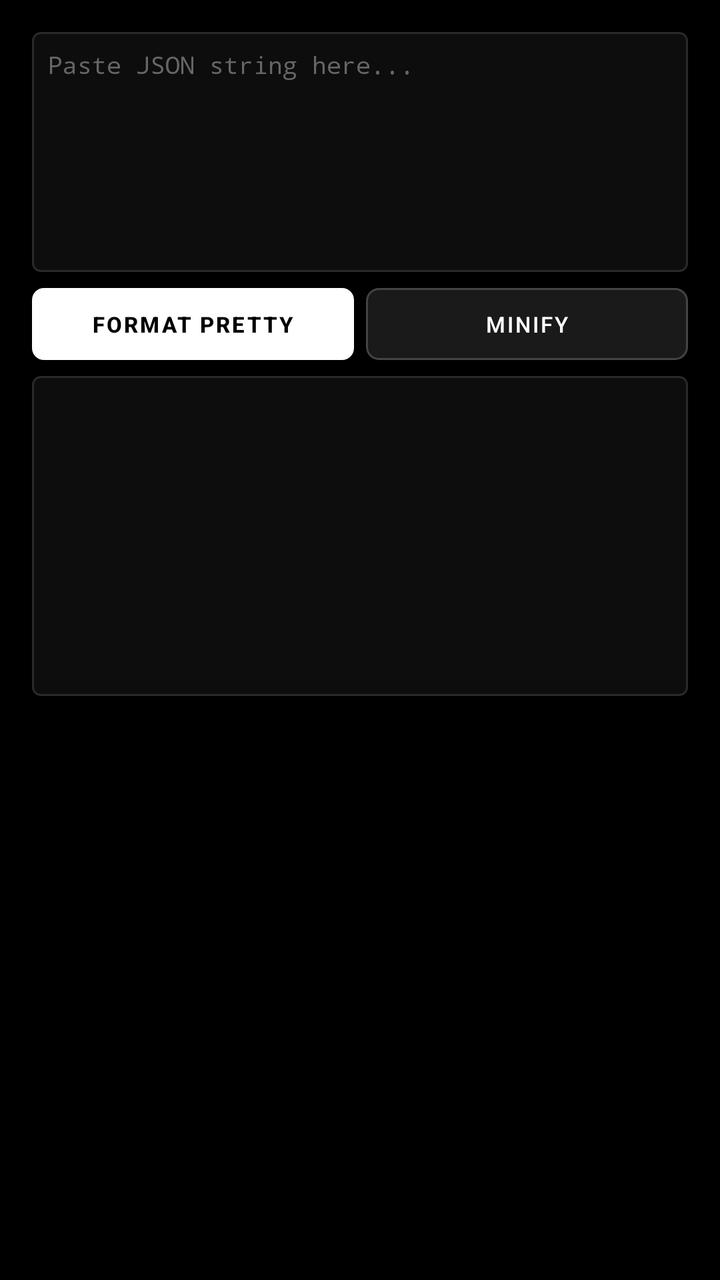
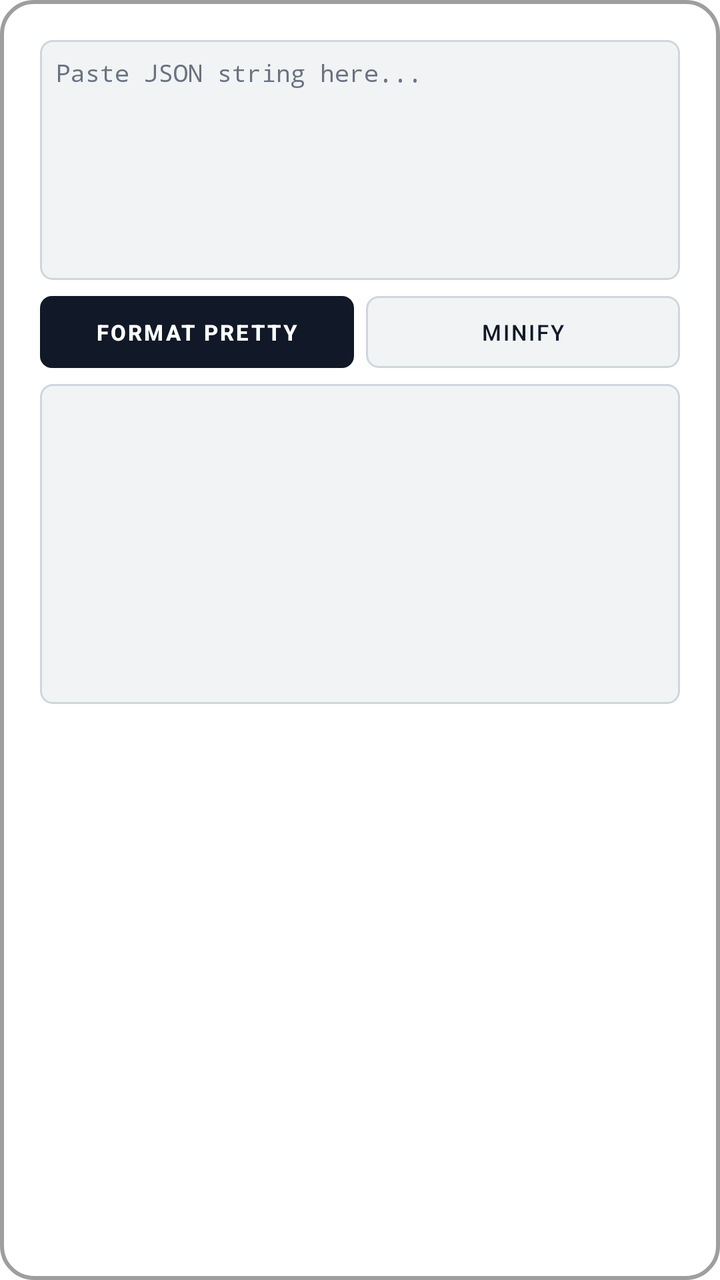

Before-and-after screenshots of an Android layout around one commit, followed by the original layout XML and the change that was made.
<!-- AndroidManifest.xml: application theme Theme.F12Browser -->
<!-- res/layout/dialog_tool_json.xml -->
<?xml version="1.0" encoding="utf-8"?>
<LinearLayout xmlns:android="http://schemas.android.com/apk/res/android"
    android:layout_width="match_parent"
    android:layout_height="wrap_content"
    android:orientation="vertical"
    android:padding="16dp"
    android:background="@color/bg_black">

    <EditText
        android:id="@+id/json_input"
        android:layout_width="match_parent"
        android:layout_height="120dp"
        android:background="@drawable/bg_code_box"
        android:hint="Paste JSON string here..."
        android:textColor="@color/text_primary"
        android:textColorHint="@color/text_tertiary"
        android:textSize="12sp"
        android:fontFamily="monospace"
        android:gravity="top"
        android:padding="8dp"
        android:inputType="textMultiLine" />

    <LinearLayout
        android:layout_width="match_parent"
        android:layout_height="wrap_content"
        android:orientation="horizontal"
        android:layout_marginTop="8dp"
        android:layout_marginBottom="8dp">

        <Button
            android:id="@+id/btn_json_format"
            android:layout_width="0dp"
            android:layout_height="36dp"
            android:layout_weight="1"
            android:background="@drawable/bg_button_white"
            android:text="FORMAT PRETTY"
            android:textColor="@color/bg_black"
            android:textSize="11sp"
            android:textStyle="bold"
            android:layout_marginEnd="6dp" />

        <Button
            android:id="@+id/btn_json_minify"
            android:layout_width="0dp"
            android:layout_height="36dp"
            android:layout_weight="1"
            android:background="@drawable/bg_button_dark"
            android:text="MINIFY"
            android:textColor="@color/text_primary"
            android:textSize="11sp" />
    </LinearLayout>

    <TextView
        android:id="@+id/json_output"
        android:layout_width="match_parent"
        android:layout_height="160dp"
        android:background="@drawable/bg_code_box"
        android:textColor="@color/text_primary"
        android:textSize="12sp"
        android:fontFamily="monospace"
        android:padding="8dp"
        android:scrollbars="vertical"
        android:textIsSelectable="true" />
</LinearLayout>
<!-- resources referenced by this layout -->
<resources>
  <color name="bg_black">#000000</color>
  <color name="text_primary">#FFFFFF</color>
  <color name="text_tertiary">#666666</color>
  <!-- drawable bg_button_dark (drawable) -->
  <ripple xmlns:android="http://schemas.android.com/apk/res/android"
      android:color="#33FFFFFF">
      <item>
          <shape android:shape="rectangle">
              <solid android:color="#1A1A1A" />
              <stroke android:width="1dp" android:color="#444444" />
              <corners android:radius="6dp" />
              <padding
                  android:left="12dp"
                  android:top="8dp"
                  android:right="12dp"
                  android:bottom="8dp" />
          </shape>
      </item>
  </ripple>
  <!-- drawable bg_button_white (drawable) -->
  <ripple xmlns:android="http://schemas.android.com/apk/res/android"
      android:color="#33000000">
      <item>
          <shape android:shape="rectangle">
              <solid android:color="#FFFFFF" />
              <corners android:radius="6dp" />
              <padding
                  android:left="12dp"
                  android:top="8dp"
                  android:right="12dp"
                  android:bottom="8dp" />
          </shape>
      </item>
  </ripple>
  <!-- drawable bg_code_box (drawable) -->
  <shape xmlns:android="http://schemas.android.com/apk/res/android"
      android:shape="rectangle">
      <solid android:color="#0D0D0D" />
      <stroke android:width="1dp" android:color="#2A2A2A" />
      <corners android:radius="4dp" />
      <padding
          android:left="8dp"
          android:top="8dp"
          android:right="8dp"
          android:bottom="8dp" />
  </shape>
  <style name="Theme.F12Browser" parent="Theme.MaterialComponents.NoActionBar">
          
          <item name="colorPrimary">@color/bg_black</item>
          <item name="colorPrimaryVariant">@color/bg_dark</item>
          <item name="colorOnPrimary">@color/text_primary</item>
          
          
          <item name="colorSecondary">@color/accent_white</item>
          <item name="colorSecondaryVariant">@color/accent_gray</item>
          <item name="colorOnSecondary">@color/bg_black</item>
          
          
          <item name="android:colorBackground">@color/bg_black</item>
          <item name="colorSurface">@color/bg_surface</item>
          <item name="colorOnSurface">@color/text_primary</item>
          
          
          <item name="android:statusBarColor">@color/bg_black</item>
          <item name="android:navigationBarColor">@color/bg_black</item>
          <item name="android:windowLightStatusBar" tools:targetApi="m">false</item>
          <item name="android:windowLightNavigationBar" tools:targetApi="o_mr1">false</item>
  
          
          <item name="materialButtonStyle">@style/Widget.F12.Button</item>
      </style>
  <color name="bg_dark">#121212</color>
  <color name="accent_white">#FFFFFF</color>
  <color name="accent_gray">#888888</color>
  <color name="bg_surface">#1A1A1A</color>
  <style name="Widget.F12.Button" parent="Widget.MaterialComponents.Button">
          <item name="android:insetTop">0dp</item>
          <item name="android:insetBottom">0dp</item>
          <item name="android:insetLeft">0dp</item>
          <item name="android:insetRight">0dp</item>
          <item name="android:minHeight">0dp</item>
          <item name="android:minWidth">0dp</item>
          <item name="backgroundTint">@null</item>
          <item name="rippleColor">#33FFFFFF</item>
          <item name="android:stateListAnimator">@null</item>
          <item name="android:textAllCaps">false</item>
      </style>
</resources>

<!-- the commit's change to res/layout/dialog_tool_json.xml (unified diff, before → after) -->
@@ -3,8 +3,8 @@
     android:layout_width="match_parent"
     android:layout_height="wrap_content"
     android:orientation="vertical"
-    android:padding="16dp"
-    android:background="@color/bg_black">
+    android:padding="20dp"
+    android:background="@drawable/bg_dialog_modal">
 
     <EditText
         android:id="@+id/json_input"
<!-- resource entries referenced after the edit -->
@@ -1,15 +1,15 @@
 <!-- resources referenced by this layout -->
 <resources>
-  <color name="bg_black">#000000</color>
-  <color name="text_primary">#FFFFFF</color>
-  <color name="text_tertiary">#666666</color>
+  <color name="bg_black">#FFFFFF</color>
+  <color name="text_primary">#111827</color>
+  <color name="text_tertiary">#6B7280</color>
   <!-- drawable bg_button_dark (drawable) -->
   <ripple xmlns:android="http://schemas.android.com/apk/res/android"
-      android:color="#33FFFFFF">
+      android:color="@color/border_color">
       <item>
           <shape android:shape="rectangle">
-              <solid android:color="#1A1A1A" />
-              <stroke android:width="1dp" android:color="#444444" />
+              <solid android:color="@color/bg_surface_elevated" />
+              <stroke android:width="1dp" android:color="@color/border_color" />
               <corners android:radius="6dp" />
               <padding
                   android:left="12dp"
@@ -21,10 +21,10 @@
   </ripple>
   <!-- drawable bg_button_white (drawable) -->
   <ripple xmlns:android="http://schemas.android.com/apk/res/android"
-      android:color="#33000000">
+      android:color="@color/border_color">
       <item>
           <shape android:shape="rectangle">
-              <solid android:color="#FFFFFF" />
+              <solid android:color="@color/accent_white" />
               <corners android:radius="6dp" />
               <padding
                   android:left="12dp"
@@ -35,18 +35,24 @@
       </item>
   </ripple>
   <!-- drawable bg_code_box (drawable) -->
+  <?xml version="1.0" encoding="utf-8"?>
   <shape xmlns:android="http://schemas.android.com/apk/res/android"
       android:shape="rectangle">
-      <solid android:color="#0D0D0D" />
-      <stroke android:width="1dp" android:color="#2A2A2A" />
-      <corners android:radius="4dp" />
-      <padding
-          android:left="8dp"
-          android:top="8dp"
-          android:right="8dp"
-          android:bottom="8dp" />
+      <solid android:color="@color/bg_surface_elevated" />
+      <stroke android:width="1dp" android:color="@color/border_color" />
+      <corners android:radius="6dp" />
   </shape>
-  <style name="Theme.F12Browser" parent="Theme.MaterialComponents.NoActionBar">
+  <!-- drawable bg_dialog_modal (drawable) -->
+  <?xml version="1.0" encoding="utf-8"?>
+  <shape xmlns:android="http://schemas.android.com/apk/res/android"
+      android:shape="rectangle">
+      <solid android:color="@color/modal_surface" />
+      <stroke
+          android:width="2dp"
+          android:color="@color/modal_border" />
+      <corners android:radius="16dp" />
+  </shape>
+  <style name="Theme.F12Browser" parent="Theme.MaterialComponents.DayNight.NoActionBar">
           
           <item name="colorPrimary">@color/bg_black</item>
           <item name="colorPrimaryVariant">@color/bg_dark</item>
@@ -65,16 +71,20 @@
           
           <item name="android:statusBarColor">@color/bg_black</item>
           <item name="android:navigationBarColor">@color/bg_black</item>
-          <item name="android:windowLightStatusBar" tools:targetApi="m">false</item>
-          <item name="android:windowLightNavigationBar" tools:targetApi="o_mr1">false</item>
+          <item name="android:windowLightStatusBar" tools:targetApi="m">true</item>
+          <item name="android:windowLightNavigationBar" tools:targetApi="o_mr1">true</item>
   
           
           <item name="materialButtonStyle">@style/Widget.F12.Button</item>
       </style>
-  <color name="bg_dark">#121212</color>
-  <color name="accent_white">#FFFFFF</color>
-  <color name="accent_gray">#888888</color>
-  <color name="bg_surface">#1A1A1A</color>
+  <color name="border_color">#D0D5DD</color>
+  <color name="bg_surface_elevated">#F1F3F4</color>
+  <color name="bg_dark">#F4F5F7</color>
+  <color name="accent_white">#111827</color>
+  <color name="modal_surface">#FFFFFF</color>
+  <color name="modal_border">#9E9E9E</color>
+  <color name="accent_gray">#6B7280</color>
+  <color name="bg_surface">#FFFFFF</color>
   <style name="Widget.F12.Button" parent="Widget.MaterialComponents.Button">
           <item name="android:insetTop">0dp</item>
           <item name="android:insetBottom">0dp</item>
@@ -83,7 +93,7 @@
           <item name="android:minHeight">0dp</item>
           <item name="android:minWidth">0dp</item>
           <item name="backgroundTint">@null</item>
-          <item name="rippleColor">#33FFFFFF</item>
+          <item name="rippleColor">#22000000</item>
           <item name="android:stateListAnimator">@null</item>
           <item name="android:textAllCaps">false</item>
       </style>
